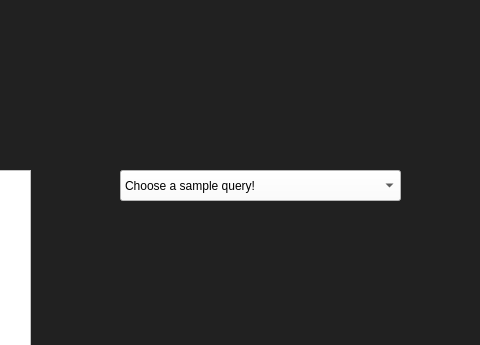
The window that QueryScreen.ui (Joshlim288/sql-annotator) describes before a commit, drawn with Qt 5; both pictures show x 370 to 850 and y 0 to 345 of the 850 by 550 pixel window.
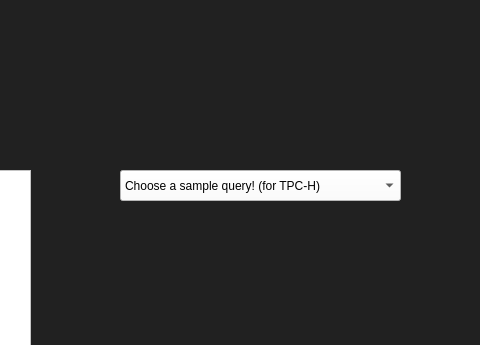
The same window after the commit.

What changed in the file:
```diff
--- a/QueryScreen.ui
+++ b/QueryScreen.ui
@@ -117,7 +117,7 @@
    </property>
    <item>
     <property name="text">
-     <string>Choose a sample query!</string>
+     <string>Choose a sample query! (for TPC-H)</string>
     </property>
    </item>
    <item>
```
